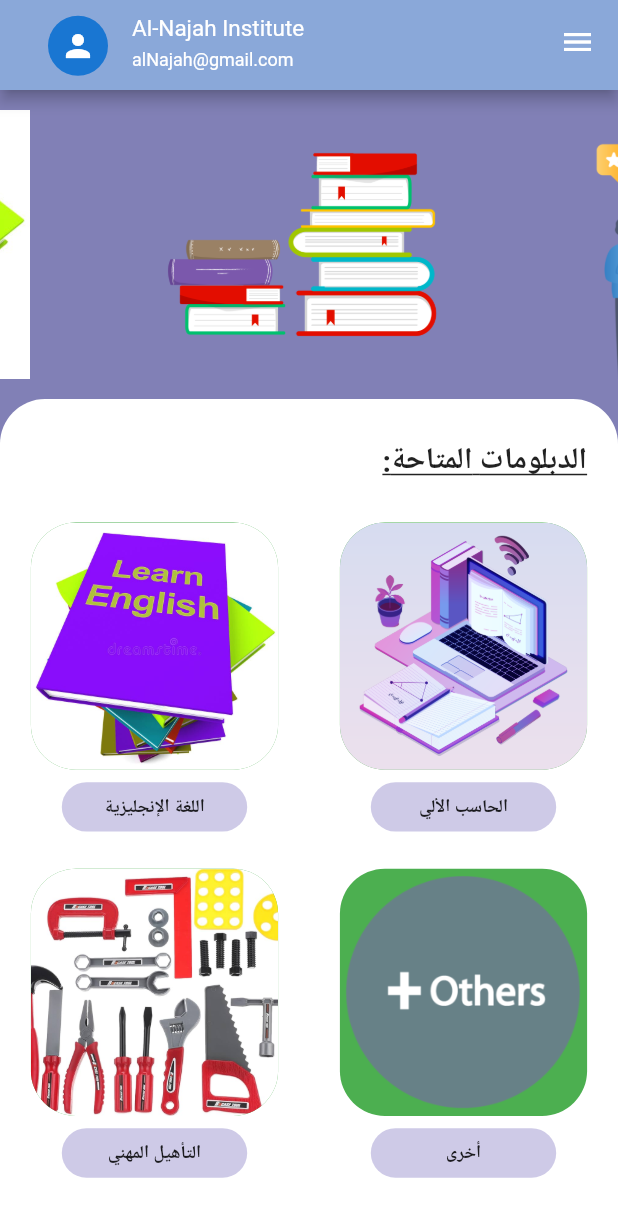
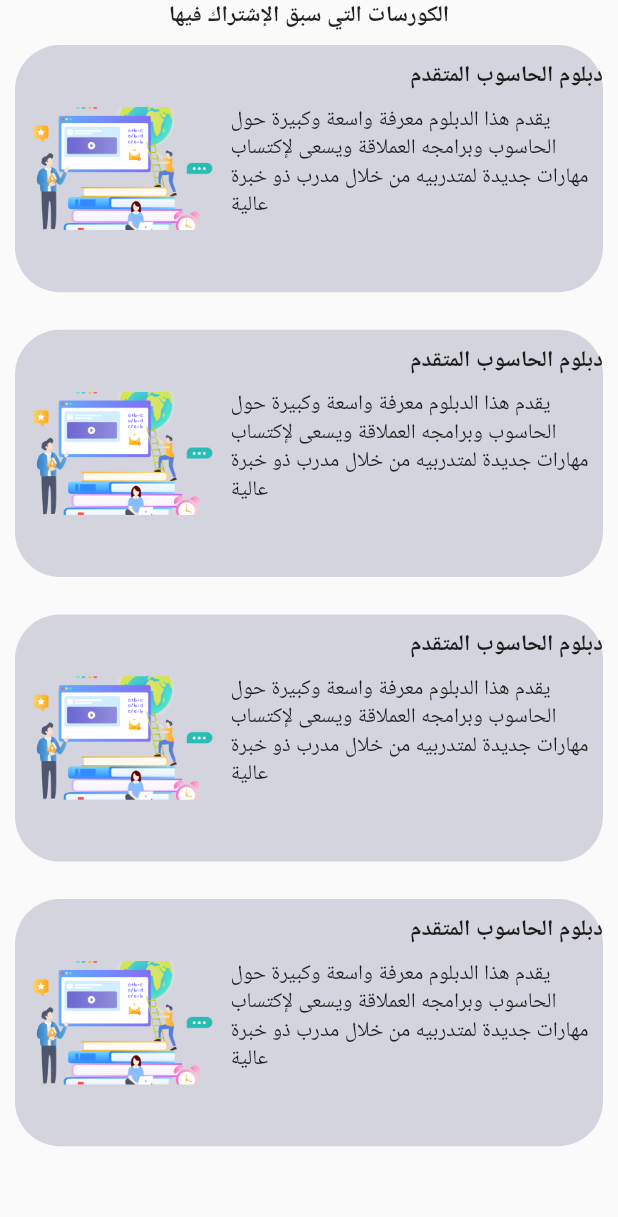
Before and after one commit to m-maqshm/An-Najah-Institute-Project, a Flutter app: the screen it shows after launch, on a phone screen of 412 x 824 dp. Shown: the top 1217 px of the screen. Run offline on Flutter 3.47's test engine with Material 3 defaults, Android fonts, the phone set to English and light mode, and no system bars; drawn by our look-alikes of carousel_slider.

Commit message:
added pre_certificates and pre_courses screens

```diff
--- /dev/null
+++ b/lib/core/views/screens/pre_courses.dart
@@ -0,0 +1,40 @@
+import 'package:an_najah_project/core/views/widget/courseitem.dart';
+import 'package:flutter/material.dart';
+
+class PreCourses extends StatelessWidget {
+  const PreCourses({super.key});
+
+  @override
+  Widget build(BuildContext context) {
+    return Scaffold(
+      body: Column(
+        children: [
+          SizedBox(
+            child: Text(
+              "الكورسات التي سبق الإشتراك فيها",
+              style: TextStyle(fontWeight: FontWeight.bold, fontSize: 15),
+            ),
+          ),
+          Expanded(
+            child: ListView.builder(
+              itemCount: 4,
+              itemBuilder: (ctx, index) {
+                return Column(
+                  children: [
+                    Courseitem(
+                      courseName: "دبلوم الحاسوب المتقدم",
+                      description:
+                          "يقدم هذا الدبلوم معرفة واسعة وكبيرة حول الحاسوب وبرامجه العملاقة ويسعى لإكتساب مهارات جديدة لمتدربيه من خلال مدرب ذو خبرة عالية ",
+                      imageUrl: "assets/images/2.png",
+                    ),
+                    SizedBox(height: 5), // فاصل بين العناصر
+                  ],
+                );
+              },
+            ),
+          ),
+        ],
+      ),
+    );
+  }
+}
--- /dev/null
+++ b/lib/core/views/widget/courseitem.dart
@@ -0,0 +1,59 @@
+import 'package:flutter/material.dart';
+
+// ignore: must_be_immutable
+class Courseitem extends StatelessWidget {
+  Courseitem({super.key, this.courseName, this.description, this.imageUrl});
+  String? courseName;
+  String? description;
+  String? imageUrl;
+
+  @override
+  Widget build(BuildContext context) {
+    double height = MediaQuery.of(context).size.height;
+    double width = MediaQuery.of(context).size.width;
+
+    return Container(
+        height: height * 0.2,
+        width: width,
+        margin: EdgeInsets.all(10),
+        decoration: BoxDecoration(
+          color:
+              const Color.fromARGB(255, 211, 212, 221),
+          borderRadius: BorderRadius.all(Radius.circular(30)),
+        ),
+        child: Row(children: [
+          Container(
+            height: height * 0.1,
+            width: width * 0.3,
+            margin: EdgeInsets.all(10),
+            decoration: BoxDecoration(
+              borderRadius: BorderRadius.all(Radius.circular(10)),
+              image: DecorationImage(
+                  fit: BoxFit.cover, image: AssetImage("$imageUrl")),
+            ),
+          ),
+          Expanded(
+            child: Column(
+           //   mainAxisAlignment: MainAxisAlignment.start,
+              crossAxisAlignment: CrossAxisAlignment.end,
+              children: [
+                Padding(
+                  padding: const EdgeInsets.only(left: 70, top: 10),
+                  child: Text(
+                    "$courseName",
+                    style: TextStyle(fontSize: 15, fontWeight: FontWeight.bold),
+                  ),
+                ),
+                SizedBox(
+                  height: 10,
+                ),
+                Text(
+                  "$description",
+                  style: TextStyle(),
+                )
+              ],
+            ),
+          )
+        ]));
+  }
+}
--- a/lib/core/views/widget/show_ads.dart
+++ b/lib/core/views/widget/show_ads.dart
@@ -6,7 +6,7 @@
 
   @override
   Widget build(BuildContext context) {
-    width = MediaQuery.of(context).size.width ;
+   // width = MediaQuery.of(context).size.width ;
     return CarouselSlider(
       options: CarouselOptions(
         height: MediaQuery.of(context).size.height * 1 / 4,
--- a/lib/helpers/api_exception.dart
+++ b/lib/helpers/api_exception.dart
@@ -8,7 +8,7 @@
 //       }
 //       case DioExceptionType.connectionTimeout :{
 //         return "server take long time to response";
-//       }
+ //   }
 //       case DioExceptionType.receiveTimeout :{
 //         return "didn't get any response from server";
 //       }
--- a/lib/helpers/route_manager.dart
+++ b/lib/helpers/route_manager.dart
@@ -1,8 +1,9 @@
 import 'package:an_najah_project/core/views/screens/diplomas_available.dart';
+import 'package:an_najah_project/core/views/screens/pre_certificates.dart';
+import 'package:an_najah_project/core/views/screens/pre_courses.dart';
 import 'package:an_najah_project/core/views/screens/profile_screen.dart';
 import 'package:an_najah_project/core/views/screens/signup_screen.dart';
 import 'package:an_najah_project/core/views/screens/login_screen.dart';
-
 import 'package:an_najah_project/core/views/screens/spalsh_screen.dart';
 import 'package:flutter/material.dart';
 
@@ -19,9 +20,15 @@
         return MaterialPageRoute(builder: (ctx) => DiplomasAvailable());
       case '/profile':
         return MaterialPageRoute(builder: (ctx) => ProfileScreen());
+       case '/pre':
+        return MaterialPageRoute(builder: (ctx) => PreCertificates());
+      case '/preCourse':
+        return MaterialPageRoute(builder: (ctx) => PreCourses());
 
       case '/default':
         return MaterialPageRoute(builder: (ctx) => SplashScreen());
+
+
     }
     return null;
   }
--- a/lib/main.dart
+++ b/lib/main.dart
@@ -1,22 +1,19 @@
 import 'package:an_najah_project/helpers/route_manager.dart';
 import 'package:flutter/material.dart';
 
-void main() {
-  runApp(const MyApp());
+void main(List<String> args) {
+  runApp(MyApp());
 }
 
 class MyApp extends StatelessWidget {
-  const MyApp({super.key});
-
-  // This widget is the root of your application.
   @override
   Widget build(BuildContext context) {
     return SafeArea(
       child: MaterialApp(
         debugShowCheckedModeBanner: false,
         onGenerateRoute: RouteManager.generateRoute,
-        initialRoute: '/diplom',
         title: 'Flutter Demo',
+        initialRoute: '/preCourse',
         theme: ThemeData(
           colorScheme: ColorScheme.fromSeed(seedColor: Colors.deepPurple),
           useMaterial3: false,
```
Also changed, not shown: lib/core/views/screens/pre_certificates.dart (added, +63 -0 lines), lib/core/views/widget/customcard.dart (added, +98 -0 lines), 1 other file.
